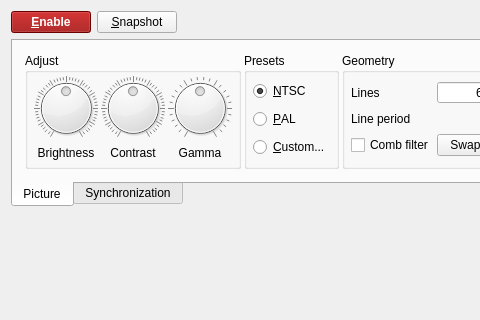
Qt form ui/TVProcessorTab.ui (BatchDrake/SigDigger) before a commit; both pictures show x 0 to 480 and y 0 to 320 of the 1223 by 658 pixel window.
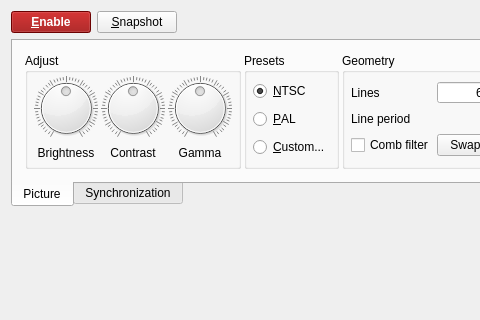
The same form after that commit. Custom widgets are drawn as their Qt base class.

Commit message: Implement gamma correction in TV processor

```diff
--- a/ui/TVProcessorTab.ui
+++ b/ui/TVProcessorTab.ui
@@ -489,11 +489,14 @@
                  <height>64</height>
                 </size>
                </property>
+               <property name="minimum">
+                <number>-100</number>
+               </property>
                <property name="maximum">
                 <number>100</number>
                </property>
                <property name="value">
-                <number>50</number>
+                <number>0</number>
                </property>
                <property name="notchesVisible">
                 <bool>true</bool>
```
The commit also changes 2 other files.
